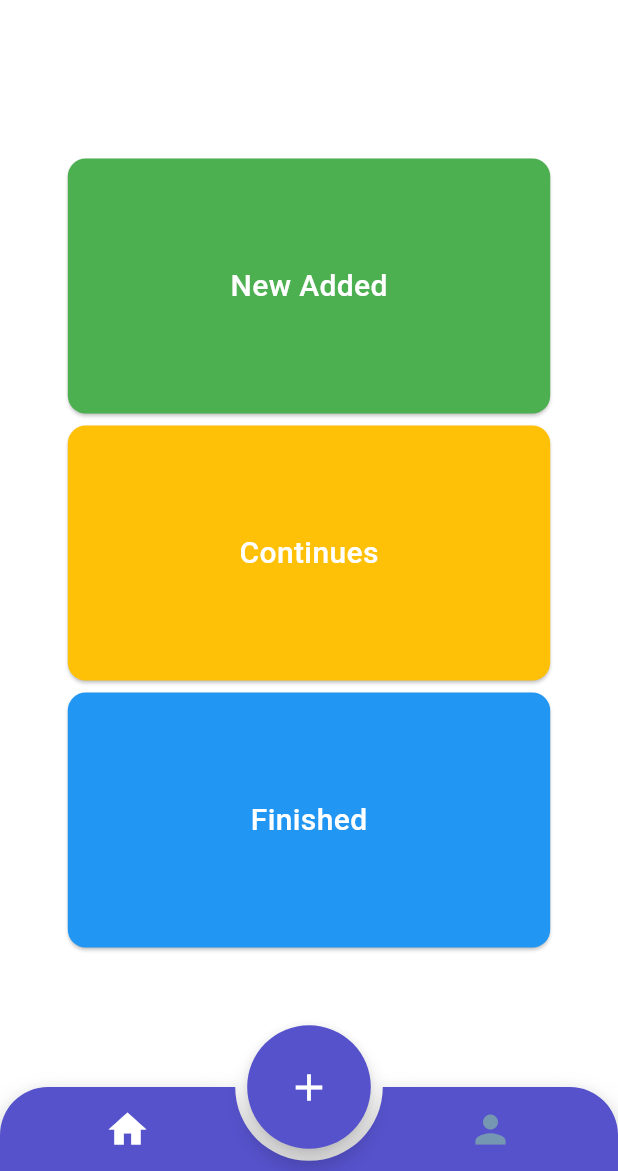
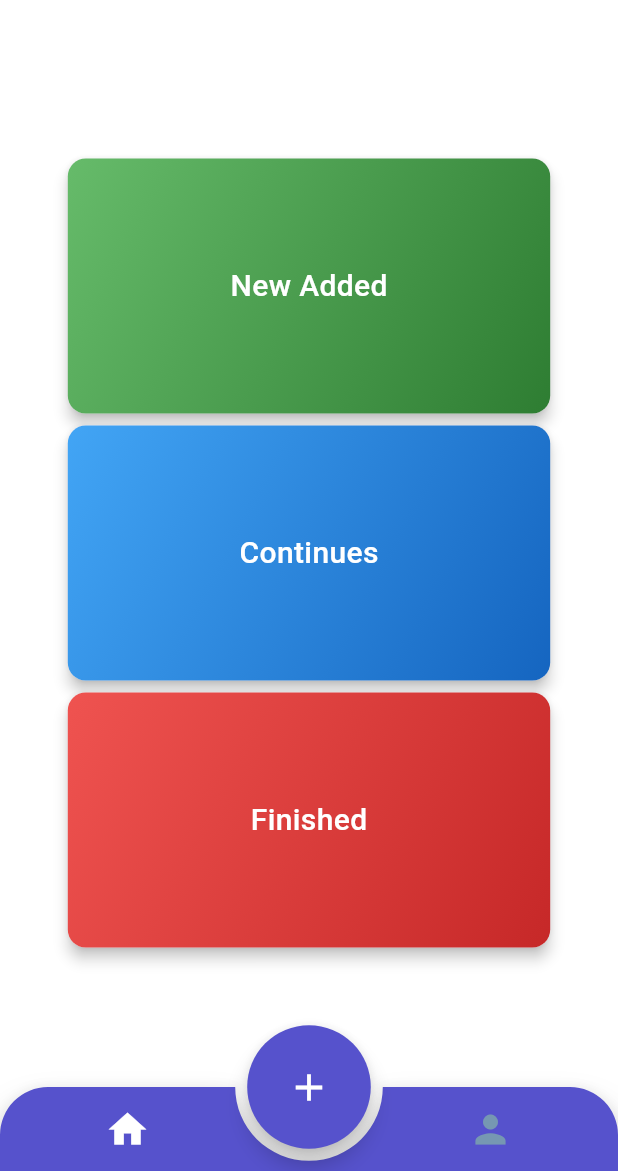
Before and after one commit to mustafanarin/Task-Track, a Flutter app: the screen it shows after launch, on a phone screen of 412 x 824 dp, the part 65-1236 px from its top. Run offline on Flutter 3.47's test engine with Material 3 defaults, Android fonts, the phone set to English and light mode, and no system bars; drawn by our look-alikes of animated_bottom_navigation_bar; our stand-ins replace animated_splash_screen, auto_route, cloud_firestore, equatable, firebase_auth, firebase_core and 7 more; accounts and stored records are empty; generated files the repository leaves out were written again.

Commit message:
card view edited and loading bar added

```diff
--- a/analysis_options.yaml
+++ b/analysis_options.yaml
@@ -7,6 +7,9 @@
 
 # The following line activates a set of recommended lints for Flutter apps,
 # packages, and plugins designed to encourage good coding practices.
+analyzer:
+  errors:
+    prefer_const_literals_to_create_immutables: ignore
 include: package:flutter_lints/flutter.yaml
 
 linter:
--- a/lib/feature/home/view/home_page.dart
+++ b/lib/feature/home/view/home_page.dart
@@ -1,5 +1,6 @@
 import 'package:auto_route/auto_route.dart';
 import 'package:flutter/material.dart';
+import 'package:todo_app/product/constants/category_id_enum.dart';
 import 'package:todo_app/product/constants/project_colors.dart';
 import 'package:todo_app/product/constants/project_strings.dart';
 import 'package:todo_app/product/extensions/context_extensions.dart';
@@ -31,36 +32,63 @@ class _HomePageState extends State<HomePage> {
                   style: context.textTheme().titleLarge)
             ])),
       ),
-      body: const Column(
+      body: Column(
         mainAxisAlignment: MainAxisAlignment.center,
         children: [
-          CardWidget(title: 'New Added', color: Colors.green, categoryId: 1,),
-          CardWidget(title: 'Continues', color: Colors.amber, categoryId: 2,),
-          CardWidget(title: 'Finished', color: Colors.blue, categoryId: 3,),
+          CardWidget(
+              title: 'New Added',
+              color: Colors.green.shade600,
+              categoryId: CategoryId.newTask.value,
+              category: CategoryId.newTask,),
+          CardWidget(
+              title: 'Continues',
+              color: Colors.blue.shade600,
+              categoryId: CategoryId.continueTask.value, category: CategoryId.continueTask,),
+          CardWidget(
+              title: 'Finished',
+              color: Colors.red.shade600,
+              categoryId: CategoryId.finishTask.value,
+              category: CategoryId.finishTask,),
         ],
       ),
     );
   }
 }
-// enum oluştur new continue finish diye bunlara değe roalrak 1 2 3 ver burda direkt yazma
-//
+
 
 class CardWidget extends StatelessWidget {
   final String title;
   final Color color;
   final int categoryId;
+  final CategoryId category;
 
-  const CardWidget({super.key, required this.title, required this.color, required this.categoryId});
+  const CardWidget(
+      {super.key,
+      required this.title,
+      required this.color,
+      required this.categoryId,
+      required this.category});
 
   @override
   Widget build(BuildContext context) {
+
+    final List<Color> cardColor = CardColor().colorByCategory(category);
+
     return Padding(
       padding: context.paddingHorizontalHeigh,
       child: GestureDetector(
-        onTap: () => context.pushRoute(TaskListRoute(categoryId: categoryId)),
+        onTap: () => context.pushRoute(TaskListRoute(categoryId: categoryId, category: category)),
         child: Card(
-          color: color,
-          child: SizedBox(
+          elevation: 4,
+          child: Container(
+            decoration: BoxDecoration(
+              borderRadius: BorderRadius.circular(12),
+              gradient: LinearGradient(
+                begin: Alignment.topLeft,
+                end: Alignment.bottomRight,
+                colors: cardColor,
+              ),
+            ),
             width: context.dynamicWidht(1),
             height: 170,
             child: Center(
--- a/lib/feature/home/view/task_edit_page.dart
+++ b/lib/feature/home/view/task_edit_page.dart
@@ -24,6 +24,7 @@ class TaskEditPage extends StatefulHookConsumerWidget {
 class _TaskEditPageState extends ConsumerState<TaskEditPage> {
   @override
   Widget build(BuildContext context) {
+    //tf controllerları widgetlara böldüğün yere götür
     final tfTitle = useTextEditingController(text: widget.model.name);
     final tfDescription =
         useTextEditingController(text: widget.model.description);
--- /dev/null
+++ b/lib/product/constants/category_id_enum.dart
@@ -0,0 +1,25 @@
+import 'package:flutter/material.dart';
+
+enum CategoryId {
+  newTask(1),
+  continueTask(2),
+  finishTask(3);
+
+  final int value;
+  const CategoryId(this.value);
+}
+
+class CardColor{
+
+  List<Color> colorByCategory(CategoryId categoryId) {
+    switch (categoryId) {
+      case CategoryId.newTask:
+        return [Colors.green.shade400, Colors.green.shade800];
+      case CategoryId.continueTask:
+        return [Colors.blue.shade400, Colors.blue.shade800];
+      case CategoryId.finishTask:
+        return [Colors.red.shade400, Colors.red.shade800];
+    }
+  }
+
+}
--- a/lib/product/navigate/app_router.dart
+++ b/lib/product/navigate/app_router.dart
@@ -11,6 +11,7 @@ import 'package:todo_app/feature/home/view/task_edit_page.dart';
 import 'package:todo_app/feature/home/view/task_list_page.dart';
 import 'package:todo_app/feature/splash/splash_page.dart';
 import 'package:todo_app/feature/tabbar/tabbar_page.dart';
+import 'package:todo_app/product/constants/category_id_enum.dart';
 
 part 'app_router.gr.dart';
 
--- a/lib/service/task_service.dart
+++ b/lib/service/task_service.dart
@@ -44,6 +44,7 @@ class TaskService {
             isEqualTo: userId,
           )
           .where('categoryId', isEqualTo: categoryId)
+          .orderBy('createdAt', descending: true)
           .get();
       return querySnapshot.docs.map((doc) {
         final data = doc.data();
```
Also changed, not shown: lib/feature/home/view/task_detail_page.dart (+10 -6 lines), lib/feature/home/view/task_list_page.dart (+16 -20 lines), lib/feature/home/viewmodel/task_crud_viewmodel.dart (+25 -26 lines), lib/product/navigate/app_router.gr.dart.
